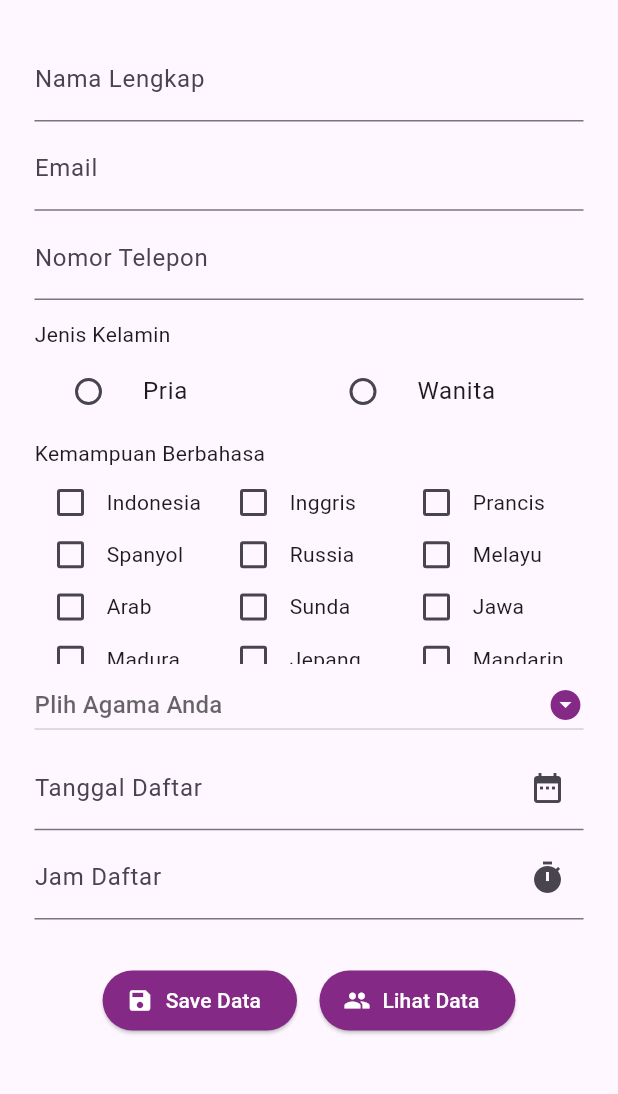
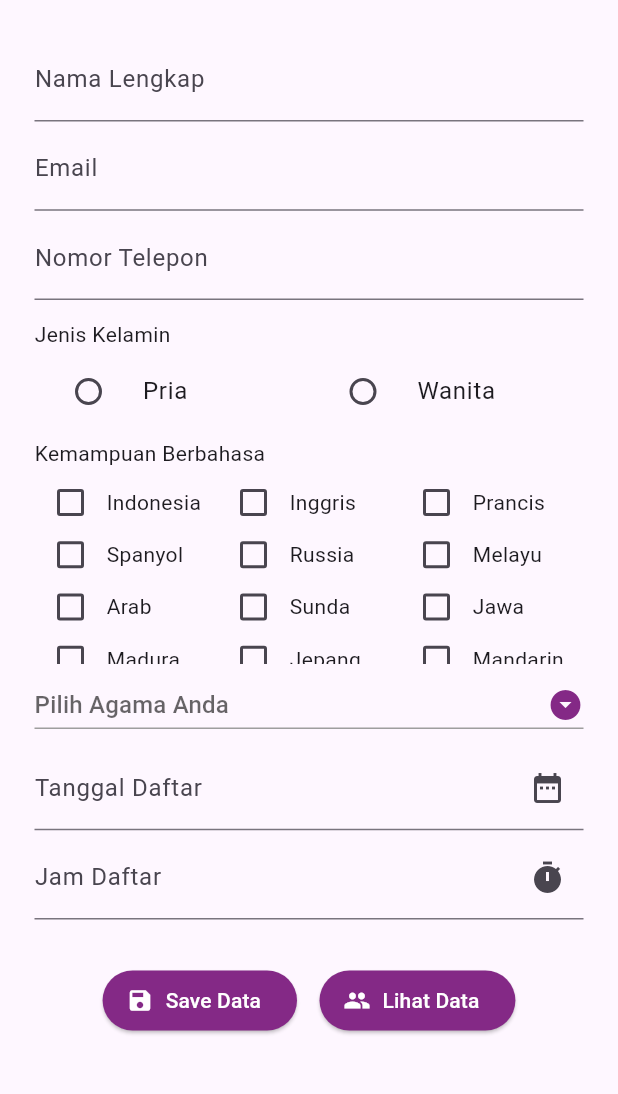
Before and after one commit to hiIgooTgar/pemrograman_mobile, a Flutter app: the screen it shows after launch, scrolled down 246 dp, on a phone screen of 412 x 824 dp, the part 132-1226 px from its top. Run offline on Flutter 3.47's test engine with Material 3 defaults, Android fonts, the phone set to English and light mode, and no system bars.

Commit message:
Result Praktikum 6 - Pemrograman Mobile Create Form Data Static

```diff
--- a/praktikum_6_pmo_igo/lib/agama.dart
+++ b/praktikum_6_pmo_igo/lib/agama.dart
@@ -4,13 +4,12 @@ String? agamaDipilih;
 
 class Agama extends StatefulWidget {
   const Agama({super.key});
-
   @override
   State<Agama> createState() => _AgamaState();
 }
 
 class _AgamaState extends State<Agama> {
-  List<String> agamaList = [
+  final List<String> agamaList = [
     "Islam",
     "Kristen",
     "Katholik",
@@ -24,18 +23,19 @@ class _AgamaState extends State<Agama> {
   Widget build(BuildContext context) {
     return SizedBox(
       width: double.infinity,
-      child: DropdownButton(
+      child: DropdownButton<String>(
         isExpanded: true,
-        icon: Icon(
+        underline: Container(height: 1, color: Colors.grey),
+        icon: const Icon(
           Icons.arrow_drop_down_circle,
-          color: const Color.fromARGB(255, 132, 41, 134),
+          color: Color.fromARGB(255, 132, 41, 134),
         ),
-        hint: Text("Plih Agama Anda"),
+        hint: const Text("Pilih Agama Anda"),
         value: agamaDipilih,
-        items: agamaList
-            .map((e) => DropdownMenuItem(child: Text(e), value: e))
-            .toList(),
-        onChanged: (value) {
+        items: agamaList.map((String e) {
+          return DropdownMenuItem<String>(value: e, child: Text(e));
+        }).toList(),
+        onChanged: (String? value) {
           setState(() {
             agamaDipilih = value;
           });
--- a/praktikum_6_pmo_igo/lib/main.dart
+++ b/praktikum_6_pmo_igo/lib/main.dart
@@ -1,5 +1,6 @@
 import 'package:flutter/material.dart';
 import 'package:flutter/widgets.dart';
+import 'package:praktikum_6_pmo_igo/navbar_nav.dart';
 import 'package:praktikum_6_pmo_igo/agama.dart';
 import 'package:praktikum_6_pmo_igo/dataPendaftaran.dart';
 import 'package:praktikum_6_pmo_igo/jamDaftar.dart';
@@ -14,7 +15,6 @@ void main() {
 class MyApp extends StatelessWidget {
   const MyApp({super.key});
 
-  // This widget is the root of your application.
   @override
   Widget build(BuildContext context) {
     return MaterialApp(
@@ -55,28 +55,7 @@ class _MyHomePageState extends State<MyHomePage> {
   @override
   Widget build(BuildContext context) {
     return Scaffold(
-      appBar: AppBar(
-        backgroundColor: const Color.fromARGB(255, 132, 41, 134),
-        title: Row(
-          mainAxisAlignment: MainAxisAlignment.start,
-          children: [
-            Image.asset(
-              'assets/images/logo_amikom_white.png',
-              width: 40,
-              height: 40,
-            ),
-            SizedBox(width: 10),
-            Text(
-              "Praktikum 6 - Informatika",
-              style: TextStyle(
-                fontSize: 17,
-                fontWeight: FontWeight.w700,
-                color: Colors.white,
-              ),
-            ),
-          ],
-        ),
-      ),
+      appBar: const NavbarNav(),
       body: ListView(
         children: [
           Container(
--- /dev/null
+++ b/praktikum_6_pmo_igo/lib/navbar_nav.dart
@@ -0,0 +1,35 @@
+import 'package:flutter/material.dart';
+
+class NavbarNav extends StatelessWidget implements PreferredSizeWidget {
+  const NavbarNav({super.key});
+
+  @override
+  Widget build(BuildContext context) {
+    return AppBar(
+      automaticallyImplyLeading: false,
+      backgroundColor: const Color.fromARGB(255, 132, 41, 134),
+      title: Row(
+        mainAxisAlignment: MainAxisAlignment.start,
+        children: [
+          Image.asset(
+            'assets/images/logo_amikom_white.png',
+            width: 40,
+            height: 40,
+          ),
+          const SizedBox(width: 10),
+          const Text(
+            "Praktikum 6 - Informatika",
+            style: TextStyle(
+              fontSize: 17,
+              fontWeight: FontWeight.w700,
+              color: Colors.white,
+            ),
+          ),
+        ],
+      ),
+    );
+  }
+
+  @override
+  Size get preferredSize => const Size.fromHeight(kToolbarHeight);
+}
```
Also changed, not shown: praktikum_6_pmo_igo/lib/dataPendaftaran.dart (+178 -59 lines).
